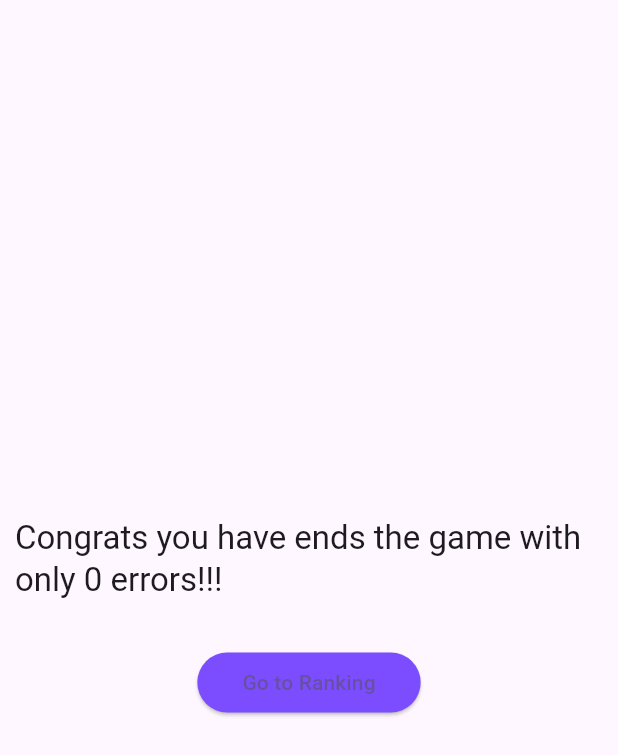
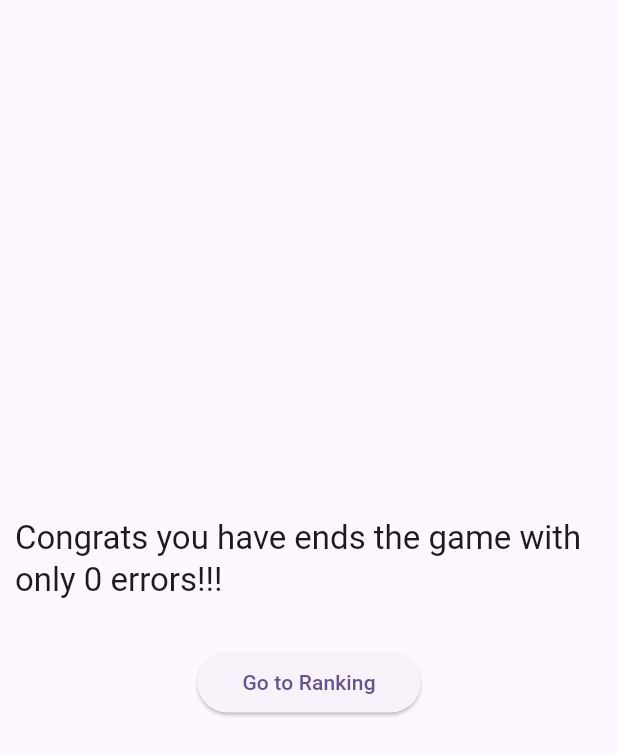
Before and after one commit to ronaldrguez/matchgame, a Flutter app: the CompleteScreen screen opened directly with empty values, on a phone screen of 412 x 824 dp. Shown: the top 755 px of the screen. Run offline on Flutter 3.47's test engine with Material 3 defaults, Android fonts, the phone set to English and light mode, and no system bars; drawn by our look-alikes of confetti; our stand-ins replace bloc, equatable, flutter_bloc, flutter_screenutil, freezed_annotation, hive and 1 more; missing offline and left inert: app_navigator; accounts and stored records are empty; statements that could not run were skipped.

Commit message:
fix theme problems

```diff
--- a/lib/ui/widget/ranking_list_widget.dart
+++ b/lib/ui/widget/ranking_list_widget.dart
@@ -18,9 +18,9 @@ class RankingList extends StatelessWidget {
         Container(
           margin: const EdgeInsets.symmetric(vertical: 5.0),
           child: ListTile(
-            leading: Text('Pos', style: Theme.of(context).textTheme.titleMedium?.copyWith(color: Colors.indigoAccent),),
-            title: Text('Users', style: Theme.of(context).textTheme.titleMedium?.copyWith(color: Colors.indigoAccent),),
-            trailing: Text('Duration', style: Theme.of(context).textTheme.titleMedium?.copyWith(color: Colors.indigoAccent),),
+            leading: Text('Pos', style: Theme.of(context).textTheme.titleMedium),
+            title: Text('Users', style: Theme.of(context).textTheme.titleMedium),
+            trailing: Text('Duration', style: Theme.of(context).textTheme.titleMedium),
           ),
         ),
         ListView.builder(
--- a/lib/utils/theme/themes.dart
+++ b/lib/utils/theme/themes.dart
@@ -1,38 +1,35 @@
 import 'package:flutter/material.dart';
 
-var PRIMARY_COLOR = Colors.purple;
+var PRIMARY_COLOR = Colors.purple.shade200;
 var PRIMARY_DARK_COLOR = Colors.deepPurple.shade700;
 var FOCUS_COLOR = Colors.indigo;
 var ACCENT_COLOR = Colors.deepPurpleAccent.shade200;
 var ERROR_COLOR = Colors.red.shade700;
 
 ThemeData lightTheme = ThemeData(
+  colorScheme: ColorScheme.fromSeed(
+    seedColor: PRIMARY_DARK_COLOR,
     brightness: Brightness.light,
-  primaryColor: PRIMARY_COLOR.shade200,
-  focusColor: FOCUS_COLOR,
-  appBarTheme: AppBarTheme(
-    backgroundColor: ACCENT_COLOR
   ),
   elevatedButtonTheme: ElevatedButtonThemeData(
     style: ButtonStyle(
-        padding: MaterialStateProperty.all<EdgeInsetsGeometry>(
+      padding: WidgetStateProperty.all<EdgeInsetsGeometry>(
           const EdgeInsets.symmetric(horizontal: 30.0, vertical: 10.0)),
-        shape: MaterialStateProperty.all<OutlinedBorder>(
+      shape: WidgetStateProperty.all<OutlinedBorder>(
           RoundedRectangleBorder(borderRadius: BorderRadius.circular(20.0))),
-        backgroundColor: MaterialStateProperty.all<Color>(ACCENT_COLOR)),
+    ),
   ),
   outlinedButtonTheme: OutlinedButtonThemeData(
     style: ButtonStyle(
-      textStyle: MaterialStateProperty.all<TextStyle>(TextStyle(color: ACCENT_COLOR)),
-        padding: MaterialStateProperty.all<EdgeInsetsGeometry>(
+      padding: WidgetStateProperty.all<EdgeInsetsGeometry>(
           const EdgeInsets.symmetric(horizontal: 30.0, vertical: 10.0)),
-        shape: MaterialStateProperty.all<OutlinedBorder>(
+      shape: WidgetStateProperty.all<OutlinedBorder>(
           RoundedRectangleBorder(borderRadius: BorderRadius.circular(20.0))),
     ),
   ),
-  floatingActionButtonTheme: FloatingActionButtonThemeData(
-    backgroundColor: ACCENT_COLOR,
-  ),
 );
 
-ThemeData darkTheme = ThemeData(brightness: Brightness.dark);
+ThemeData darkTheme = ThemeData(
+  colorScheme: ColorScheme.fromSeed(
+      seedColor: PRIMARY_DARK_COLOR, brightness: Brightness.dark),
+);
```
Also changed, not shown: 2 other files. Lines whose indentation alone changed are shown as unchanged.
